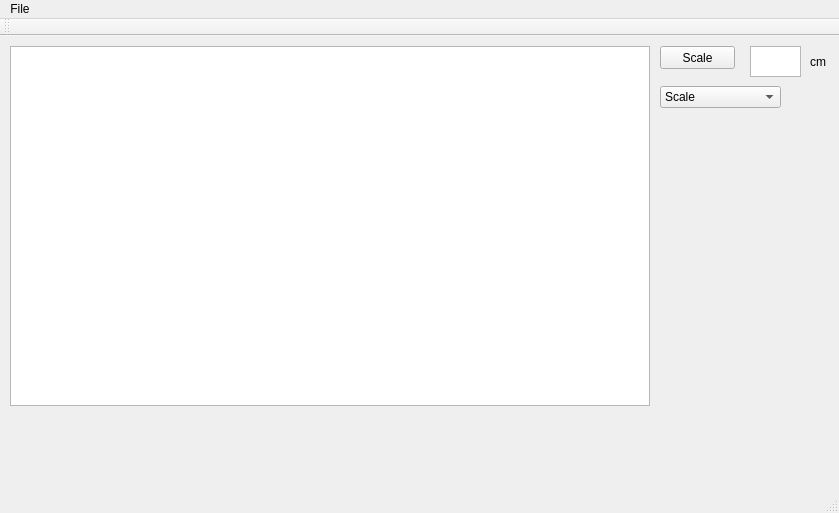
phetmanski/ROWERATOR, file Painter/Painter/painter.ui: the form before one commit.
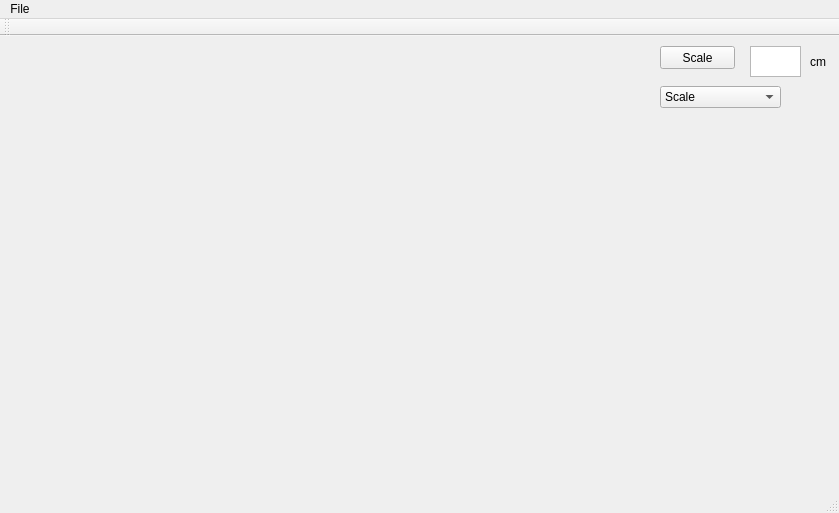
The form after the commit.

Commit message: load image added

The edit to the form file:
```diff
--- a/Painter/Painter/painter.ui
+++ b/Painter/Painter/painter.ui
@@ -64,16 +64,6 @@
      </property>
     </item>
    </widget>
-   <widget class="QGraphicsView" name="graphicsView">
-    <property name="geometry">
-     <rect>
-      <x>10</x>
-      <y>10</y>
-      <width>640</width>
-      <height>360</height>
-     </rect>
-    </property>
-   </widget>
    <widget class="QPushButton" name="pushButton">
     <property name="geometry">
      <rect>
@@ -110,6 +100,19 @@
      <string>cm</string>
     </property>
    </widget>
+   <widget class="QLabel" name="imgView">
+    <property name="geometry">
+     <rect>
+      <x>10</x>
+      <y>10</y>
+      <width>640</width>
+      <height>360</height>
+     </rect>
+    </property>
+    <property name="text">
+     <string/>
+    </property>
+   </widget>
   </widget>
   <widget class="QMenuBar" name="menuBar">
    <property name="geometry">
```
Left out of the diff: 11 changed lines with no effect on the pictures. The commit also changes 2 other files.
